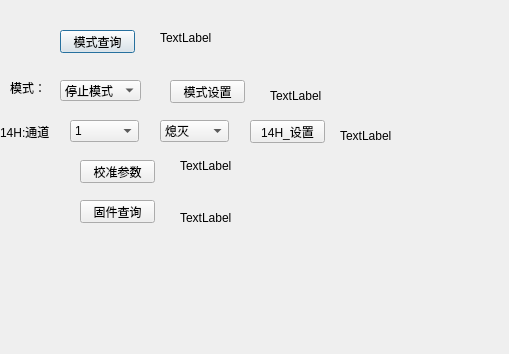
Above: terminal/TableView/csenddialog.ui from shanlizi/QT_GF_Software before the change. Below: the same form after it.
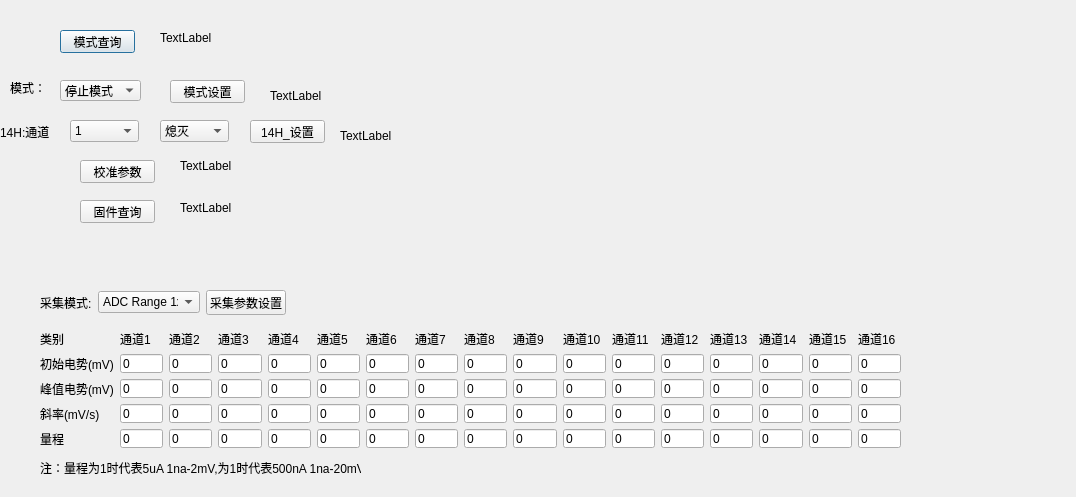
That is the form after the change.

```diff
--- a/terminal/TableView/csenddialog.ui
+++ b/terminal/TableView/csenddialog.ui
@@ -6,8 +6,8 @@
    <rect>
     <x>0</x>
     <y>0</y>
-    <width>509</width>
-    <height>354</height>
+    <width>1076</width>
+    <height>497</height>
    </rect>
   </property>
   <property name="windowTitle">
@@ -300,7 +300,7 @@
    <property name="geometry">
     <rect>
      <x>180</x>
-     <y>210</y>
+     <y>200</y>
      <width>231</width>
      <height>16</height>
     </rect>
@@ -309,6 +309,777 @@
     <string>TextLabel</string>
    </property>
   </widget>
+  <widget class="QLabel" name="label_25">
+   <property name="geometry">
+    <rect>
+     <x>40</x>
+     <y>460</y>
+     <width>321</width>
+     <height>16</height>
+    </rect>
+   </property>
+   <property name="text">
+    <string>注：量程为1时代表5uA 1na-2mV,为1时代表500nA 1na-20mV</string>
+   </property>
+  </widget>
+  <widget class="QWidget" name="">
+   <property name="geometry">
+    <rect>
+     <x>40</x>
+     <y>330</y>
+     <width>861</width>
+     <height>118</height>
+    </rect>
+   </property>
+   <layout class="QGridLayout" name="gridLayout">
+    <item row="0" column="0">
+     <widget class="QLabel" name="label_23">
+      <property name="text">
+       <string>类别</string>
+      </property>
+     </widget>
+    </item>
+    <item row="0" column="1">
+     <widget class="QLabel" name="label_7">
+      <property name="text">
+       <string>通道1</string>
+      </property>
+     </widget>
+    </item>
+    <item row="0" column="2">
+     <widget class="QLabel" name="label_8">
+      <property name="text">
+       <string>通道2</string>
+      </property>
+     </widget>
+    </item>
+    <item row="0" column="3">
+     <widget class="QLabel" name="label_9">
+      <property name="text">
+       <string>通道3</string>
+      </property>
+     </widget>
+    </item>
+    <item row="0" column="4">
+     <widget class="QLabel" name="label_10">
+      <property name="text">
+       <string>通道4</string>
+      </property>
+     </widget>
+    </item>
+    <item row="0" column="5">
+     <widget class="QLabel" name="label_11">
+      <property name="text">
+       <string>通道5</string>
+      </property>
+     </widget>
+    </item>
+    <item row="0" column="6">
+     <widget class="QLabel" name="label_12">
+      <property name="text">
+       <string>通道6</string>
+      </property>
+     </widget>
+    </item>
+    <item row="0" column="7">
+     <widget class="QLabel" name="label_16">
+      <property name="text">
+       <string>通道7</string>
+      </property>
+     </widget>
+    </item>
+    <item row="0" column="8">
+     <widget class="QLabel" name="label_15">
+      <property name="text">
+       <string>通道8</string>
+      </property>
+     </widget>
+    </item>
+    <item row="0" column="9">
+     <widget class="QLabel" name="label_18">
+      <property name="text">
+       <string>通道9</string>
+      </property>
+     </widget>
+    </item>
+    <item row="0" column="10">
+     <widget class="QLabel" name="label_14">
+      <property name="text">
+       <string>通道10</string>
+      </property>
+     </widget>
+    </item>
+    <item row="0" column="11">
+     <widget class="QLabel" name="label_17">
+      <property name="text">
+       <string>通道11</string>
+      </property>
+     </widget>
+    </item>
+    <item row="0" column="12">
+     <widget class="QLabel" name="label_13">
+      <property name="text">
+       <string>通道12</string>
+      </property>
+     </widget>
+    </item>
+    <item row="0" column="13">
+     <widget class="QLabel" name="label_19">
+      <property name="text">
+       <string>通道13</string>
+      </property>
+     </widget>
+    </item>
+    <item row="0" column="14">
+     <widget class="QLabel" name="label_20">
+      <property name="text">
+       <string>通道14</string>
+      </property>
+     </widget>
+    </item>
+    <item row="0" column="15">
+     <widget class="QLabel" name="label_22">
+      <property name="text">
+       <string>通道15</string>
+      </property>
+     </widget>
+    </item>
+    <item row="0" column="16">
+     <widget class="QLabel" name="label_21">
+      <property name="text">
+       <string>通道16</string>
+      </property>
+     </widget>
+    </item>
+    <item row="1" column="0">
+     <widget class="QLabel" name="label_3">
+      <property name="text">
+       <string>初始电势(mV)</string>
+      </property>
+     </widget>
+    </item>
+    <item row="1" column="1">
+     <widget class="QLineEdit" name="lineEdit_1_1">
+      <property name="text">
+       <string>0</string>
+      </property>
+     </widget>
+    </item>
+    <item row="1" column="2">
+     <widget class="QLineEdit" name="lineEdit_2_1">
+      <property name="text">
+       <string>0</string>
+      </property>
+     </widget>
+    </item>
+    <item row="1" column="3">
+     <widget class="QLineEdit" name="lineEdit_3_1">
+      <property name="text">
+       <string>0</string>
+      </property>
+     </widget>
+    </item>
+    <item row="1" column="4">
+     <widget class="QLineEdit" name="lineEdit_4_1">
+      <property name="text">
+       <string>0</string>
+      </property>
+     </widget>
+    </item>
+    <item row="1" column="5">
+     <widget class="QLineEdit" name="lineEdit_5_1">
+      <property name="text">
+       <string>0</string>
+      </property>
+     </widget>
+    </item>
+    <item row="1" column="6">
+     <widget class="QLineEdit" name="lineEdit_6_1">
+      <property name="text">
+       <string>0</string>
+      </property>
+     </widget>
+    </item>
+    <item row="1" column="7">
+     <widget class="QLineEdit" name="lineEdit_7_1">
+      <property name="text">
+       <string>0</string>
+      </property>
+     </widget>
+    </item>
+    <item row="1" column="8">
+     <widget class="QLineEdit" name="lineEdit_8_1">
+      <property name="text">
+       <string>0</string>
+      </property>
+     </widget>
+    </item>
+    <item row="1" column="9">
+     <widget class="QLineEdit" name="lineEdit_9_1">
+      <property name="text">
+       <string>0</string>
+      </property>
+     </widget>
+    </item>
+    <item row="1" column="10">
+     <widget class="QLineEdit" name="lineEdit_10_1">
+      <property name="text">
+       <string>0</string>
+      </property>
+     </widget>
+    </item>
+    <item row="1" column="11">
+     <widget class="QLineEdit" name="lineEdit_11_1">
+      <property name="text">
+       <string>0</string>
+      </property>
+     </widget>
+    </item>
+    <item row="1" column="12">
+     <widget class="QLineEdit" name="lineEdit_12_1">
+      <property name="text">
+       <string>0</string>
+      </property>
+     </widget>
+    </item>
+    <item row="1" column="13">
+     <widget class="QLineEdit" name="lineEdit_13_1">
+      <property name="text">
+       <string>0</string>
+      </property>
+     </widget>
+    </item>
+    <item row="1" column="14">
+     <widget class="QLineEdit" name="lineEdit_14_1">
+      <property name="text">
+       <string>0</string>
+      </property>
+     </widget>
+    </item>
+    <item row="1" column="15">
+     <widget class="QLineEdit" name="lineEdit_15_1">
+      <property name="text">
+       <string>0</string>
+      </property>
+     </widget>
+    </item>
+    <item row="1" column="16">
+     <widget class="QLineEdit" name="lineEdit_16_1">
+      <property name="text">
+       <string>0</string>
+      </property>
+     </widget>
+    </item>
+    <item row="2" column="0">
+     <widget class="QLabel" name="label_4">
+      <property name="text">
+       <string>峰值电势(mV)</string>
+      </property>
+     </widget>
+    </item>
+    <item row="2" column="1">
+     <widget class="QLineEdit" name="lineEdit_1_2">
+      <property name="text">
+       <string>0</string>
+      </property>
+     </widget>
+    </item>
+    <item row="2" column="2">
+     <widget class="QLineEdit" name="lineEdit_2_2">
+      <property name="text">
+       <string>0</string>
+      </property>
+     </widget>
+    </item>
+    <item row="2" column="3">
+     <widget class="QLineEdit" name="lineEdit_3_2">
+      <property name="text">
+       <string>0</string>
+      </property>
+     </widget>
+    </item>
+    <item row="2" column="4">
+     <widget class="QLineEdit" name="lineEdit_4_2">
+      <property name="text">
+       <string>0</string>
+      </property>
+     </widget>
+    </item>
+    <item row="2" column="5">
+     <widget class="QLineEdit" name="lineEdit_5_2">
+      <property name="text">
+       <string>0</string>
+      </property>
+     </widget>
+    </item>
+    <item row="2" column="6">
+     <widget class="QLineEdit" name="lineEdit_6_2">
+      <property name="text">
+       <string>0</string>
+      </property>
+     </widget>
+    </item>
+    <item row="2" column="7">
+     <widget class="QLineEdit" name="lineEdit_7_2">
+      <property name="text">
+       <string>0</string>
+      </property>
+     </widget>
+    </item>
+    <item row="2" column="8">
+     <widget class="QLineEdit" name="lineEdit_8_2">
+      <property name="text">
+       <string>0</string>
+      </property>
+     </widget>
+    </item>
+    <item row="2" column="9">
+     <widget class="QLineEdit" name="lineEdit_9_2">
+      <property name="text">
+       <string>0</string>
+      </property>
+     </widget>
+    </item>
+    <item row="2" column="10">
+     <widget class="QLineEdit" name="lineEdit_10_2">
+      <property name="text">
+       <string>0</string>
+      </property>
+     </widget>
+    </item>
+    <item row="2" column="11">
+     <widget class="QLineEdit" name="lineEdit_11_2">
+      <property name="text">
+       <string>0</string>
+      </property>
+     </widget>
+    </item>
+    <item row="2" column="12">
+     <widget class="QLineEdit" name="lineEdit_12_2">
+      <property name="text">
+       <string>0</string>
+      </property>
+     </widget>
+    </item>
+    <item row="2" column="13">
+     <widget class="QLineEdit" name="lineEdit_13_2">
+      <property name="text">
+       <string>0</string>
+      </property>
+     </widget>
+    </item>
+    <item row="2" column="14">
+     <widget class="QLineEdit" name="lineEdit_14_2">
+      <property name="text">
+       <string>0</string>
+      </property>
+     </widget>
+    </item>
+    <item row="2" column="15">
+     <widget class="QLineEdit" name="lineEdit_15_2">
+      <property name="text">
+       <string>0</string>
+      </property>
+     </widget>
+    </item>
+    <item row="2" column="16">
+     <widget class="QLineEdit" name="lineEdit_16_2">
+      <property name="text">
+       <string>0</string>
+      </property>
+     </widget>
+    </item>
+    <item row="3" column="0">
+     <widget class="QLabel" name="label_5">
+      <property name="text">
+       <string>斜率(mV/s)</string>
+      </property>
+     </widget>
+    </item>
+    <item row="3" column="1">
+     <widget class="QLineEdit" name="lineEdit_1_3">
+      <property name="text">
+       <string>0</string>
+      </property>
+     </widget>
+    </item>
+    <item row="3" column="2">
+     <widget class="QLineEdit" name="lineEdit_2_3">
+      <property name="text">
+       <string>0</string>
+      </property>
+     </widget>
+    </item>
+    <item row="3" column="3">
+     <widget class="QLineEdit" name="lineEdit_3_3">
+      <property name="text">
+       <string>0</string>
+      </property>
+     </widget>
+    </item>
+    <item row="3" column="4">
+     <widget class="QLineEdit" name="lineEdit_4_3">
+      <property name="text">
+       <string>0</string>
+      </property>
+     </widget>
+    </item>
+    <item row="3" column="5">
+     <widget class="QLineEdit" name="lineEdit_5_3">
+      <property name="text">
+       <string>0</string>
+      </property>
+     </widget>
+    </item>
+    <item row="3" column="6">
+     <widget class="QLineEdit" name="lineEdit_6_3">
+      <property name="text">
+       <string>0</string>
+      </property>
+     </widget>
+    </item>
+    <item row="3" column="7">
+     <widget class="QLineEdit" name="lineEdit_7_3">
+      <property name="text">
+       <string>0</string>
+      </property>
+     </widget>
+    </item>
+    <item row="3" column="8">
+     <widget class="QLineEdit" name="lineEdit_8_3">
+      <property name="text">
+       <string>0</string>
+      </property>
+     </widget>
+    </item>
+    <item row="3" column="9">
+     <widget class="QLineEdit" name="lineEdit_9_3">
+      <property name="text">
+       <string>0</string>
+      </property>
+     </widget>
+    </item>
+    <item row="3" column="10">
+     <widget class="QLineEdit" name="lineEdit_10_3">
+      <property name="text">
+       <string>0</string>
+      </property>
+     </widget>
+    </item>
+    <item row="3" column="11">
+     <widget class="QLineEdit" name="lineEdit_11_3">
+      <property name="text">
+       <string>0</string>
+      </property>
+     </widget>
+    </item>
+    <item row="3" column="12">
+     <widget class="QLineEdit" name="lineEdit_12_3">
+      <property name="text">
+       <string>0</string>
+      </property>
+     </widget>
+    </item>
+    <item row="3" column="13">
+     <widget class="QLineEdit" name="lineEdit_13_3">
+      <property name="text">
+       <string>0</string>
+      </property>
+     </widget>
+    </item>
+    <item row="3" column="14">
+     <widget class="QLineEdit" name="lineEdit_14_3">
+      <property name="text">
+       <string>0</string>
+      </property>
+     </widget>
+    </item>
+    <item row="3" column="15">
+     <widget class="QLineEdit" name="lineEdit_15_3">
+      <property name="text">
+       <string>0</string>
+      </property>
+     </widget>
+    </item>
+    <item row="3" column="16">
+     <widget class="QLineEdit" name="lineEdit_16_3">
+      <property name="text">
+       <string>0</string>
+      </property>
+     </widget>
+    </item>
+    <item row="4" column="0">
+     <widget class="QLabel" name="label_6">
+      <property name="text">
+       <string>量程</string>
+      </property>
+     </widget>
+    </item>
+    <item row="4" column="1">
+     <widget class="QLineEdit" name="lineEdit_1_4">
+      <property name="inputMethodHints">
+       <set>Qt::ImhNone</set>
+      </property>
+      <property name="text">
+       <string>0</string>
+      </property>
+     </widget>
+    </item>
+    <item row="4" column="2">
+     <widget class="QLineEdit" name="lineEdit_2_4">
+      <property name="text">
+       <string>0</string>
+      </property>
+     </widget>
+    </item>
+    <item row="4" column="3">
+     <widget class="QLineEdit" name="lineEdit_3_4">
+      <property name="text">
+       <string>0</string>
+      </property>
+     </widget>
+    </item>
+    <item row="4" column="4">
+     <widget class="QLineEdit" name="lineEdit_4_4">
+      <property name="text">
+       <string>0</string>
+      </property>
+     </widget>
+    </item>
+    <item row="4" column="5">
+     <widget class="QLineEdit" name="lineEdit_5_4">
+      <property name="text">
+       <string>0</string>
+      </property>
+     </widget>
+    </item>
+    <item row="4" column="6">
+     <widget class="QLineEdit" name="lineEdit_6_4">
+      <property name="text">
+       <string>0</string>
+      </property>
+     </widget>
+    </item>
+    <item row="4" column="7">
+     <widget class="QLineEdit" name="lineEdit_7_4">
+      <property name="text">
+       <string>0</string>
+      </property>
+     </widget>
+    </item>
+    <item row="4" column="8">
+     <widget class="QLineEdit" name="lineEdit_8_4">
+      <property name="text">
+       <string>0</string>
+      </property>
+     </widget>
+    </item>
+    <item row="4" column="9">
+     <widget class="QLineEdit" name="lineEdit_9_4">
+      <property name="text">
+       <string>0</string>
+      </property>
+     </widget>
+    </item>
+    <item row="4" column="10">
+     <widget class="QLineEdit" name="lineEdit_10_4">
+      <property name="text">
+       <string>0</string>
+      </property>
+     </widget>
+    </item>
+    <item row="4" column="11">
+     <widget class="QLineEdit" name="lineEdit_11_4">
+      <property name="text">
+       <string>0</string>
+      </property>
+     </widget>
+    </item>
+    <item row="4" column="12">
+     <widget class="QLineEdit" name="lineEdit_12_4">
+      <property name="text">
+       <string>0</string>
+      </property>
+     </widget>
+    </item>
+    <item row="4" column="13">
+     <widget class="QLineEdit" name="lineEdit_13_4">
+      <property name="text">
+       <string>0</string>
+      </property>
+     </widget>
+    </item>
+    <item row="4" column="14">
+     <widget class="QLineEdit" name="lineEdit_14_4">
+      <property name="text">
+       <string>0</string>
+      </property>
+     </widget>
+    </item>
+    <item row="4" column="15">
+     <widget class="QLineEdit" name="lineEdit_15_4">
+      <property name="text">
+       <string>0</string>
+      </property>
+     </widget>
+    </item>
+    <item row="4" column="16">
+     <widget class="QLineEdit" name="lineEdit_16_4">
+      <property name="text">
+       <string>0</string>
+      </property>
+     </widget>
+    </item>
+   </layout>
+  </widget>
+  <widget class="QWidget" name="">
+   <property name="geometry">
+    <rect>
+     <x>40</x>
+     <y>290</y>
+     <width>246</width>
+     <height>25</height>
+    </rect>
+   </property>
+   <layout class="QHBoxLayout" name="horizontalLayout">
+    <item>
+     <widget class="QLabel" name="label_24">
+      <property name="layoutDirection">
+       <enum>Qt::RightToLeft</enum>
+      </property>
+      <property name="text">
+       <string>采集模式:</string>
+      </property>
+     </widget>
+    </item>
+    <item>
+     <widget class="QComboBox" name="comboBox_AcpModel_13H">
+      <item>
+       <property name="text">
+        <string>ADC Range 1x</string>
+       </property>
+      </item>
+      <item>
+       <property name="text">
+        <string>ADC Range 2x</string>
+       </property>
+      </item>
+     </widget>
+    </item>
+    <item>
+     <widget class="QPushButton" name="pushButton_AcpSet_13H">
+      <property name="text">
+       <string>采集参数设置</string>
+      </property>
+     </widget>
+    </item>
+   </layout>
+  </widget>
+  <zorder>pushButton_model</zorder>
+  <zorder>label_model</zorder>
+  <zorder>comboBox_model</zorder>
+  <zorder>pushButton_setmodel</zorder>
+  <zorder>label</zorder>
+  <zorder>label_2</zorder>
+  <zorder>comboBox_14H_channel</zorder>
+  <zorder>comboBox_14H_LED</zorder>
+  <zorder>pushButton_14H_set</zorder>
+  <zorder>label_32H_12H</zorder>
+  <zorder>label_32H_14H</zorder>
+  <zorder>pushButton_adjust_15H</zorder>
+  <zorder>label_32H_15H</zorder>
+  <zorder>pushButton_version</zorder>
+  <zorder>label_version</zorder>
+  <zorder>label_3</zorder>
+  <zorder>label_4</zorder>
+  <zorder>label_5</zorder>
+  <zorder>label_6</zorder>
+  <zorder>lineEdit_1_1</zorder>
+  <zorder>lineEdit_1_2</zorder>
+  <zorder>lineEdit_1_3</zorder>
+  <zorder>lineEdit_1_4</zorder>
+  <zorder>lineEdit_2_4</zorder>
+  <zorder>lineEdit_2_3</zorder>
+  <zorder>lineEdit_2_2</zorder>
+  <zorder>lineEdit_2_1</zorder>
+  <zorder>lineEdit_4_1</zorder>
+  <zorder>lineEdit_3_3</zorder>
+  <zorder>lineEdit_4_3</zorder>
+  <zorder>lineEdit_3_2</zorder>
+  <zorder>lineEdit_3_1</zorder>
+  <zorder>lineEdit_4_4</zorder>
+  <zorder>lineEdit_4_2</zorder>
+  <zorder>lineEdit_3_4</zorder>
+  <zorder>lineEdit_7_4</zorder>
+  <zorder>lineEdit_5_3</zorder>
+  <zorder>lineEdit_8_2</zorder>
+  <zorder>lineEdit_6_1</zorder>
+  <zorder>lineEdit_8_3</zorder>
+  <zorder>lineEdit_6_3</zorder>
+  <zorder>lineEdit_5_2</zorder>
+  <zorder>lineEdit_7_3</zorder>
+  <zorder>lineEdit_5_1</zorder>
+  <zorder>lineEdit_7_1</zorder>
+  <zorder>lineEdit_8_4</zorder>
+  <zorder>lineEdit_6_4</zorder>
+  <zorder>lineEdit_7_2</zorder>
+  <zorder>lineEdit_8_1</zorder>
+  <zorder>lineEdit_6_2</zorder>
+  <zorder>lineEdit_5_4</zorder>
+  <zorder>lineEdit_13_4</zorder>
+  <zorder>lineEdit_15_3</zorder>
+  <zorder>lineEdit_16_2</zorder>
+  <zorder>lineEdit_13_2</zorder>
+  <zorder>lineEdit_9_2</zorder>
+  <zorder>lineEdit_11_3</zorder>
+  <zorder>lineEdit_9_1</zorder>
+  <zorder>lineEdit_10_4</zorder>
+  <zorder>lineEdit_16_4</zorder>
+  <zorder>lineEdit_14_2</zorder>
+  <zorder>lineEdit_9_3</zorder>
+  <zorder>lineEdit_12_1</zorder>
+  <zorder>lineEdit_14_4</zorder>
+  <zorder>lineEdit_14_3</zorder>
+  <zorder>lineEdit_11_2</zorder>
+  <zorder>lineEdit_15_2</zorder>
+  <zorder>lineEdit_16_3</zorder>
+  <zorder>lineEdit_10_1</zorder>
+  <zorder>lineEdit_11_1</zorder>
+  <zorder>lineEdit_9_4</zorder>
+  <zorder>lineEdit_15_1</zorder>
+  <zorder>lineEdit_12_2</zorder>
+  <zorder>lineEdit_12_3</zorder>
+  <zorder>lineEdit_12_4</zorder>
+  <zorder>lineEdit_15_4</zorder>
+  <zorder>lineEdit_10_3</zorder>
+  <zorder>lineEdit_13_3</zorder>
+  <zorder>lineEdit_11_4</zorder>
+  <zorder>lineEdit_16_1</zorder>
+  <zorder>lineEdit_10_2</zorder>
+  <zorder>lineEdit_14_1</zorder>
+  <zorder>lineEdit_13_1</zorder>
+  <zorder>label_7</zorder>
+  <zorder>label_8</zorder>
+  <zorder>label_9</zorder>
+  <zorder>label_10</zorder>
+  <zorder>label_11</zorder>
+  <zorder>label_12</zorder>
+  <zorder>label_13</zorder>
+  <zorder>label_14</zorder>
+  <zorder>label_15</zorder>
+  <zorder>label_16</zorder>
+  <zorder>label_17</zorder>
+  <zorder>label_18</zorder>
+  <zorder>label_19</zorder>
+  <zorder>label_20</zorder>
+  <zorder>label_21</zorder>
+  <zorder>label_22</zorder>
+  <zorder>label_23</zorder>
+  <zorder>label_24</zorder>
+  <zorder>comboBox_AcpModel_13H</zorder>
+  <zorder>label_25</zorder>
+  <zorder>pushButton_AcpSet_13H</zorder>
+  <zorder>pushButton_AcpSet_13H</zorder>
  </widget>
  <resources/>
  <connections/>
```
